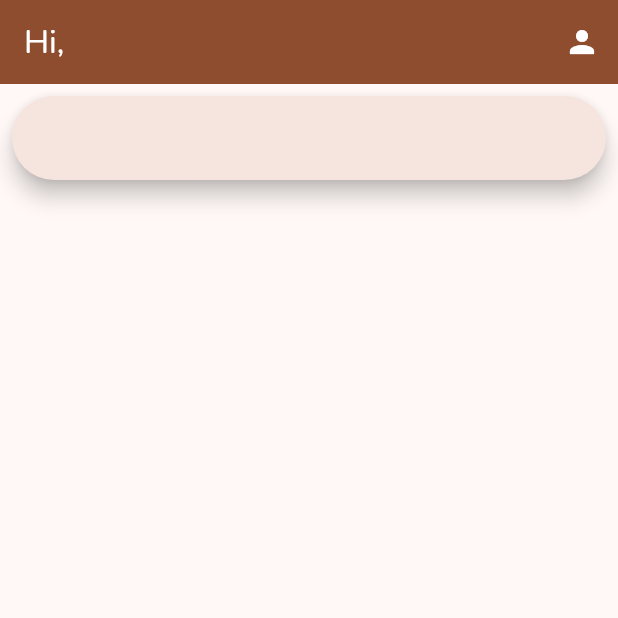
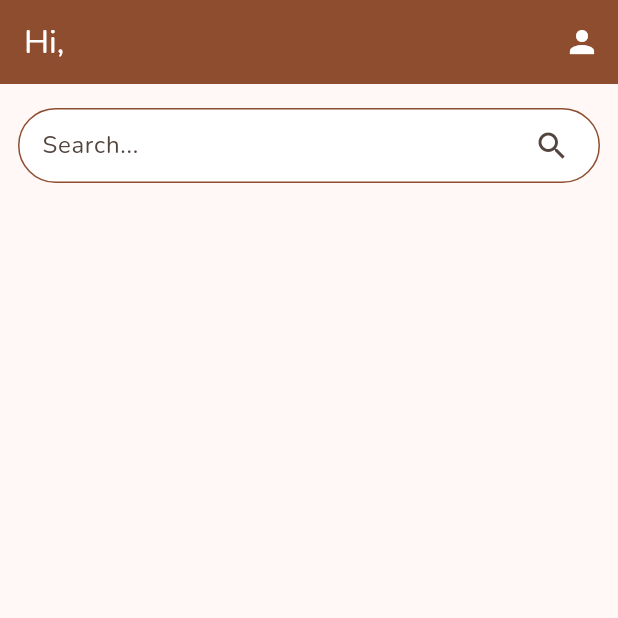
Before and after one commit to NavidZamanKhan/BrewCart, a Flutter app: the screen it shows once a user with an empty profile is signed in, on a phone screen of 412 x 824 dp, the top half of it. Run offline on Flutter 3.47's test engine with Material 3 defaults, Android fonts, the phone set to English and light mode, and no system bars; our stand-ins replace cloud_firestore, firebase_auth, firebase_core, flutter_bloc, go_router, google_fonts and 1 more; accounts and stored records are empty; generated files the repository leaves out were written again.

Commit message:
feat: add coffee search bar with Material 3 styling

```diff
--- a/lib/screens/home_screen.dart
+++ b/lib/screens/home_screen.dart
@@ -1,8 +1,8 @@
 import 'package:firebase_auth/firebase_auth.dart';
 import 'package:cloud_firestore/cloud_firestore.dart';
 import 'package:flutter/material.dart';
-import 'package:lottie/lottie.dart';
 import 'package:my_coffee_app/models/user_data.dart';
+import 'package:my_coffee_app/widgets/coffee_seach_bar.dart';
 
 class HomeScreen extends StatefulWidget {
   const HomeScreen({super.key});
@@ -63,7 +63,10 @@ class _HomeScreenState extends State<HomeScreen> {
       body: Column(
         spacing: 30,
         children: [
-          Padding(padding: const EdgeInsets.all(8.0), child: SearchBar()),
+          Padding(
+            padding: const EdgeInsets.symmetric(horizontal: 12, vertical: 16),
+            child: CoffeeSearchBar(),
+          ),
         ],
       ),
     );
--- /dev/null
+++ b/lib/widgets/coffee_seach_bar.dart
@@ -0,0 +1,32 @@
+import 'package:flutter/material.dart';
+
+class CoffeeSearchBar extends StatelessWidget {
+  const CoffeeSearchBar({super.key});
+
+  @override
+  Widget build(BuildContext context) {
+    return SearchBar(
+      hintText: 'Search...',
+      onTap: () {},
+      backgroundColor: WidgetStateProperty.all(
+        Theme.of(context).colorScheme.onPrimary,
+      ),
+      side: WidgetStateProperty.all(
+        BorderSide(
+          color: Theme.of(context).colorScheme.primary,
+          style: BorderStyle.solid,
+        ),
+      ),
+      elevation: WidgetStateProperty.all(0),
+      autoFocus: false,
+      constraints: BoxConstraints(
+        maxWidth: double.infinity,
+        maxHeight: 50,
+        minWidth: double.infinity,
+        minHeight: 50,
+      ),
+      onSubmitted: (value) {},
+      trailing: [IconButton(onPressed: () {}, icon: Icon(Icons.search))],
+    );
+  }
+}
```
Also changed, not shown: lib/widgets/search_bar.dart (deleted, +0 -60 lines).
